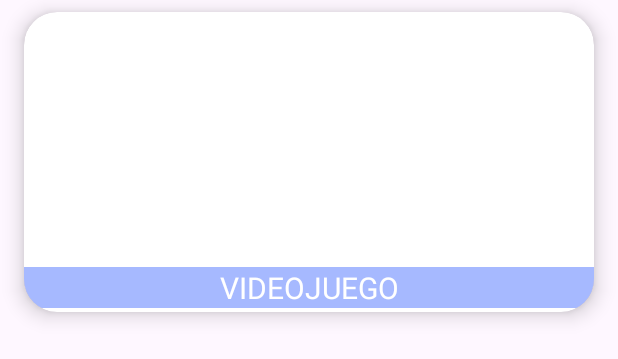
After one commit to KaylR0/Actividades1PMDM, an Android app: the layout item_videogame.xml on its own in the app's theme, with its tools: preview values and no code run, on a phone screen of 412 x 824 dp. The commit adds this screen. Shown: the top 359 px of the screen. Run offline under Robolectric (Android 15) with nearby library versions, the phone set to English and light mode, and no system bars.

Commit message:
Implementado botón para la app "videogamesAPI" en el menú principal y cambios efectuados en la app

```diff
--- a/app/src/main/AndroidManifest.xml
+++ b/app/src/main/AndroidManifest.xml
@@ -15,7 +15,7 @@
         android:theme="@style/Theme.Chat"
         tools:targetApi="31">
         <activity
-            android:name=".animalesAPI.AnimalesMainActivity"
+            android:name=".videogamesAPI.VideogamesMainActivity"
             android:exported="false" />
         <activity
             android:name=".superHeroApp.DetailSuperHeroActivity"
--- a/app/src/main/java/com/kaylr/chat/animalesAPI/AnimalsDataResponse.kt
+++ /dev/null
@@ -1,4 +0,0 @@
-package com.kaylr.chat.animalesAPI
-
-class AnimalsDataResponse {
-}
--- a/app/src/main/res/layout/activity_animales_main.xml
+++ b/app/src/main/res/layout/activity_videogames_main.xml
@@ -4,7 +4,7 @@
     xmlns:tools="http://schemas.android.com/tools"
     android:layout_width="match_parent"
     android:layout_height="match_parent"
-    tools:context=".animalesAPI.AnimalesMainActivity">
+    tools:context=".videogamesAPI.VideogamesMainActivity">
     <androidx.appcompat.widget.SearchView
         android:id="@+id/searchView"
         android:layout_width="match_parent"
@@ -13,7 +13,7 @@
         app:layout_constraintTop_toTopOf="parent">
     </androidx.appcompat.widget.SearchView>
     <androidx.recyclerview.widget.RecyclerView
-        android:id="@+id/rvAnimals"
+        android:id="@+id/rvVideogames"
         android:layout_width="match_parent"
         android:layout_height="match_parent"
         android:layout_marginTop="80dp"
--- /dev/null
+++ b/app/src/main/res/layout/item_videogame.xml
@@ -0,0 +1,34 @@
+<?xml version="1.0" encoding="utf-8"?>
+<androidx.cardview.widget.CardView
+    xmlns:android="http://schemas.android.com/apk/res/android"
+    xmlns:app="http://schemas.android.com/apk/res-auto"
+    xmlns:tools="http://schemas.android.com/tools"
+    android:layout_width="match_parent"
+    android:layout_height="200dp"
+    android:layout_marginHorizontal="16dp"
+    android:layout_marginVertical="8dp"
+    app:cardCornerRadius="22dp"
+    app:cardElevation="8dp">
+    <ImageView
+        android:id="@+id/ivVideogame"
+        android:layout_width="match_parent"
+        android:layout_height="match_parent"
+        android:scaleType="centerCrop" />
+    <FrameLayout
+        android:layout_width="match_parent"
+        android:layout_height="30dp"
+        android:layout_gravity="bottom">
+
+        <TextView
+            android:id="@+id/tvVideogames"
+            android:layout_width="match_parent"
+            android:layout_height="wrap_content"
+            android:gravity="center"
+            android:background="@color/blue35"
+            android:textColor="@color/white"
+            android:textSize="20sp"
+            tools:text="VIDEOJUEGO" />
+
+    </FrameLayout>
+
+</androidx.cardview.widget.CardView>
```
Also changed, not shown: app/src/main/java/com/kaylr/chat/MenuActivity.kt (+7 -0 lines), app/src/main/java/com/kaylr/chat/videogamesAPI/ApiService.kt (renamed from app/src/main/java/com/kaylr/chat/animalesAPI/ApiService.kt, +9 -3 lines), app/src/main/java/com/kaylr/chat/videogamesAPI/VideogamesAdapter.kt (added, +27 -0 lines), app/src/main/java/com/kaylr/chat/videogamesAPI/VideogamesDataResponse.kt (added, +27 -0 lines), app/src/main/java/com/kaylr/chat/videogamesAPI/VideogamesMainActivity.kt (renamed from app/src/main/java/com/kaylr/chat/animalesAPI/AnimalesMainActivity.kt, +17 -24 lines), app/src/main/java/com/kaylr/chat/videogamesAPI/VideogamesViewHolder.kt (added, +22 -0 lines), app/src/main/res/layout/activity_menu.xml (+9 -1 lines).
